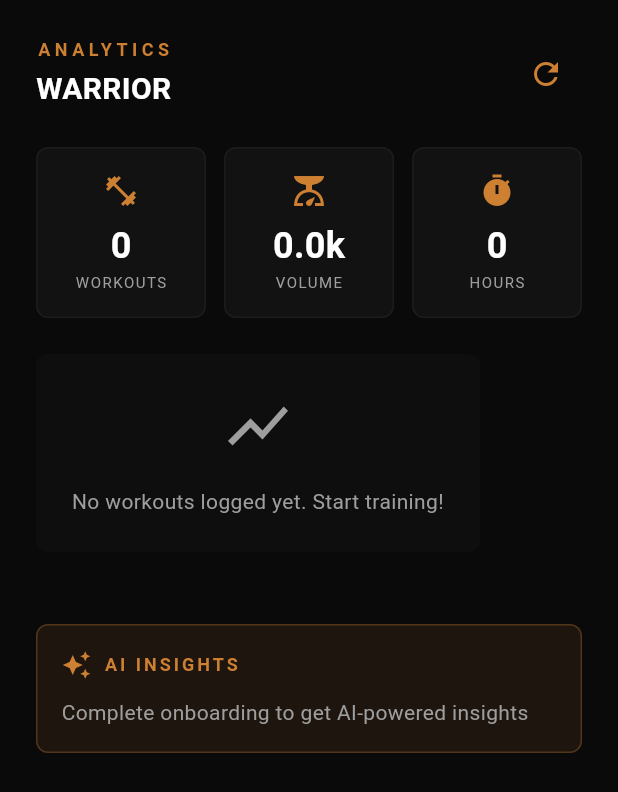
After one commit to Endsett/Neospartan, a Flutter app: the AnalyticsDashboard screen opened directly, on a phone screen of 412 x 824 dp. The commit adds this screen. Shown: the top 792 px of the screen. Run offline on Flutter 3.47's test engine with Material 3 defaults, Android fonts, the phone set to English and light mode, and no system bars; our stand-ins replace cloud_firestore, firebase_auth, firebase_core, google_fonts, google_generative_ai, image_picker and 1 more; missing offline and left inert: health; accounts and stored records are empty; network calls fail.

Commit message:
feat(v2.0): Major release - Analytics Dashboard, Firestore user sync, AI insights, enhanced navigation

```diff
--- /dev/null
+++ b/app/lib/screens/analytics_dashboard.dart
@@ -0,0 +1,472 @@
+import 'package:flutter/material.dart';
+import 'package:provider/provider.dart';
+import '../theme.dart';
+import '../models/workout_tracking.dart';
+import '../models/user_profile.dart';
+import '../services/firebase_sync_service.dart';
+import '../services/ai_plan_service.dart';
+
+/// Analytics Dashboard - Shows workout progress and AI insights
+class AnalyticsDashboard extends StatefulWidget {
+  const AnalyticsDashboard({super.key});
+
+  @override
+  State<AnalyticsDashboard> createState() => _AnalyticsDashboardState();
+}
+
+class _AnalyticsDashboardState extends State<AnalyticsDashboard> {
+  final _firebase = FirebaseSyncService();
+  UserProfile? _profile;
+  List<CompletedWorkout> _workouts = [];
+  List<WeeklyProgress> _progressHistory = [];
+  bool _isLoading = true;
+  String? _error;
+
+  @override
+  void initState() {
+    super.initState();
+    _loadData();
+  }
+
+  Future<void> _loadData() async {
+    setState(() {
+      _isLoading = true;
+      _error = null;
+    });
+
+    try {
+      final profile = await _firebase.getUserProfile();
+      final workouts = await _firebase.getWorkoutHistory(limit: 100);
+
+      setState(() {
+        _profile = profile;
+        _workouts = workouts;
+        _isLoading = false;
+      });
+    } catch (e) {
+      setState(() {
+        _error = e.toString();
+        _isLoading = false;
+      });
+    }
+  }
+
+  @override
+  Widget build(BuildContext context) {
+    return Scaffold(
+      backgroundColor: LaconicTheme.deepBlack,
+      body: SafeArea(
+        child: RefreshIndicator(
+          onRefresh: _loadData,
+          color: LaconicTheme.spartanBronze,
+          backgroundColor: LaconicTheme.ironGray,
+          child: SingleChildScrollView(
+            physics: const AlwaysScrollableScrollPhysics(),
+            padding: const EdgeInsets.all(24),
+            child: Column(
+              crossAxisAlignment: CrossAxisAlignment.start,
+              children: [
+                _buildHeader(),
+                const SizedBox(height: 24),
+                if (_isLoading)
+                  const Center(
+                    child: CircularProgressIndicator(color: LaconicTheme.spartanBronze),
+                  )
+                else if (_error != null)
+                  _buildErrorState()
+                else ...[
+                  _buildSummaryCards(),
+                  const SizedBox(height: 24),
+                  _buildProgressChart(),
+                  const SizedBox(height: 24),
+                  _buildWorkoutHistory(),
+                  const SizedBox(height: 24),
+                  _buildAIInsights(),
+                ],
+              ],
+            ),
+          ),
+        ),
+      ),
+    );
+  }
+
+  Widget _buildHeader() {
+    return Row(
+      mainAxisAlignment: MainAxisAlignment.spaceBetween,
+      children: [
+        Column(
+          crossAxisAlignment: CrossAxisAlignment.start,
+          children: [
+            const Text(
+              'ANALYTICS',
+              style: TextStyle(
+                color: LaconicTheme.spartanBronze,
+                fontSize: 12,
+                letterSpacing: 3.0,
+                fontWeight: FontWeight.bold,
+              ),
+            ),
+            const SizedBox(height: 4),
+            Text(
+              _profile?.displayName?.toUpperCase() ?? 'WARRIOR',
+              style: const TextStyle(
+                color: Colors.white,
+                fontSize: 20,
+                fontWeight: FontWeight.bold,
+              ),
+            ),
+          ],
+        ),
+        IconButton(
+          icon: const Icon(Icons.refresh, color: LaconicTheme.spartanBronze),
+          onPressed: _loadData,
+        ),
+      ],
+    );
+  }
+
+  Widget _buildErrorState() {
+    return Container(
+      padding: const EdgeInsets.all(16),
+      decoration: BoxDecoration(
+        color: Colors.red.withValues(alpha: 0.1),
+        border: Border.all(color: Colors.red),
+        borderRadius: BorderRadius.circular(8),
+      ),
+      child: Column(
+        children: [
+          const Icon(Icons.error, color: Colors.red),
+          const SizedBox(height: 8),
+          Text(
+            'Error loading analytics: $_error',
+            style: const TextStyle(color: Colors.red),
+            textAlign: TextAlign.center,
+          ),
+        ],
+      ),
+    );
+  }
+
+  Widget _buildSummaryCards() {
+    final totalWorkouts = _workouts.length;
+    final totalVolume = _workouts.fold<double>(
+      0,
+      (sum, w) => sum + w.exercises.fold<double>(
+        0,
+        (eSum, e) => eSum + e.sets.fold<double>(
+          0,
+          (sSum, s) => sSum + ((s.loadUsed ?? 0) * (s.repsPerformed ?? 0)),
+        ),
+      ),
+    );
+    final totalDuration = _workouts.fold<int>(
+      0,
+      (sum, w) => sum + w.totalDurationMinutes,
+    );
+
+    return Row(
+      children: [
+        Expanded(
+          child: _buildStatCard(
+            'WORKOUTS',
+            '$totalWorkouts',
+            Icons.fitness_center,
+          ),
+        ),
+        const SizedBox(width: 12),
+        Expanded(
+          child: _buildStatCard(
+            'VOLUME',
+            '${(totalVolume / 1000).toStringAsFixed(1)}k',
+            Icons.scale,
+          ),
+        ),
+        const SizedBox(width: 12),
+        Expanded(
+          child: _buildStatCard(
+            'HOURS',
+            '${(totalDuration / 60).toStringAsFixed(0)}',
+            Icons.timer,
+          ),
+        ),
+      ],
+    );
+  }
+
+  Widget _buildStatCard(String label, String value, IconData icon) {
+    return Container(
+      padding: const EdgeInsets.all(16),
+      decoration: BoxDecoration(
+        color: LaconicTheme.ironGray.withValues(alpha: 0.2),
+        border: Border.all(color: LaconicTheme.ironGray.withValues(alpha: 0.3)),
+        borderRadius: BorderRadius.circular(8),
+      ),
+      child: Column(
+        children: [
+          Icon(icon, color: LaconicTheme.spartanBronze, size: 24),
+          const SizedBox(height: 8),
+          Text(
+            value,
+            style: const TextStyle(
+              color: Colors.white,
+              fontSize: 24,
+              fontWeight: FontWeight.bold,
+            ),
+          ),
+          Text(
+            label,
+            style: const TextStyle(
+              color: Colors.grey,
+              fontSize: 10,
+              letterSpacing: 1.0,
+            ),
+          ),
+        ],
+      ),
+    );
+  }
+
+  Widget _buildProgressChart() {
+    if (_workouts.isEmpty) {
+      return _buildEmptyState('No workouts logged yet. Start training!');
+    }
+
+    // Get last 7 workouts
+    final recentWorkouts = _workouts.take(7).toList().reversed.toList();
+
+    return Container(
+      padding: const EdgeInsets.all(16),
+      decoration: BoxDecoration(
+        color: LaconicTheme.ironGray.withValues(alpha: 0.1),
+        border: Border.all(color: LaconicTheme.ironGray.withValues(alpha: 0.3)),
+        borderRadius: BorderRadius.circular(8),
+      ),
+      child: Column(
+        crossAxisAlignment: CrossAxisAlignment.start,
+        children: [
+          const Text(
+            'LAST 7 WORKOUTS',
+            style: TextStyle(
+              color: Colors.grey,
+              fontSize: 12,
+              letterSpacing: 2.0,
+            ),
+          ),
+          const SizedBox(height: 16),
+          SizedBox(
+            height: 150,
+            child: Row(
+              crossAxisAlignment: CrossAxisAlignment.end,
+              children: recentWorkouts.map((workout) {
+                final volume = workout.exercises.fold<double>(
+                  0,
+                  (sum, e) => sum + e.sets.fold<double>(
+                    0,
+                    (sSum, s) => sSum + ((s.loadUsed ?? 0) * (s.repsPerformed ?? 0)),
+                  ),
+                );
+                final maxVolume = recentWorkouts.map((w) => w.exercises.fold<double>(
+                  0,
+                  (sum, e) => sum + e.sets.fold<double>(
+                    0,
+                    (sSum, s) => sSum + ((s.loadUsed ?? 0) * (s.repsPerformed ?? 0)),
+                  ),
+                )).reduce((a, b) => a > b ? a : b);
+
+                final heightPercent = maxVolume > 0 ? volume / maxVolume : 0;
+
+                return Expanded(
+                  child: Padding(
+                    padding: const EdgeInsets.symmetric(horizontal: 4),
+                    child: Column(
+                      mainAxisAlignment: MainAxisAlignment.end,
+                      children: [
+                        Container(
+                          height: 100 * heightPercent,
+                          decoration: BoxDecoration(
+                            color: LaconicTheme.spartanBronze.withValues(alpha: 0.8),
+                            borderRadius: BorderRadius.circular(4),
+                          ),
+                        ),
+                        const SizedBox(height: 8),
+                        Text(
+                          '${workout.startTime.day}/${workout.startTime.month}',
+                          style: const TextStyle(
+                            color: Colors.grey,
+                            fontSize: 10,
+                          ),
+                        ),
+                      ],
+                    ),
+                  ),
+                );
+              }).toList(),
+            ),
+          ),
+        ],
+      ),
+    );
+  }
+
+  Widget _buildWorkoutHistory() {
+    if (_workouts.isEmpty) return const SizedBox.shrink();
+
+    return Column(
+      crossAxisAlignment: CrossAxisAlignment.start,
+      children: [
+        const Text(
+          'RECENT WORKOUTS',
+          style: TextStyle(
+            color: Colors.grey,
+            fontSize: 12,
+            letterSpacing: 2.0,
+          ),
+        ),
+        const SizedBox(height: 12),
+        ..._workouts.take(5).map((workout) => _buildWorkoutCard(workout)),
+      ],
+    );
+  }
+
+  Widget _buildWorkoutCard(CompletedWorkout workout) {
+    return Container(
+      margin: const EdgeInsets.only(bottom: 8),
+      padding: const EdgeInsets.all(12),
+      decoration: BoxDecoration(
+        color: LaconicTheme.ironGray.withValues(alpha: 0.1),
+        border: Border.all(color: LaconicTheme.ironGray.withValues(alpha: 0.2)),
+        borderRadius: BorderRadius.circular(8),
+      ),
+      child: Row(
+        children: [
+          Container(
+            width: 40,
+            height: 40,
+            decoration: BoxDecoration(
+              color: LaconicTheme.spartanBronze.withValues(alpha: 0.2),
+              shape: BoxShape.circle,
+            ),
+            child: const Icon(
+              Icons.fitness_center,
+              color: LaconicTheme.spartanBronze,
+              size: 20,
+            ),
+          ),
+          const SizedBox(width: 12),
+          Expanded(
+            child: Column(
+              crossAxisAlignment: CrossAxisAlignment.start,
+              children: [
+                Text(
+                  workout.protocolTitle,
+                  style: const TextStyle(
+                    color: Colors.white,
+                    fontWeight: FontWeight.bold,
+                  ),
+                ),
+                Text(
+                  '${workout.exercises.length} exercises • ${workout.totalDurationMinutes} min',
+                  style: const TextStyle(
+                    color: Colors.grey,
+                    fontSize: 12,
+                  ),
+                ),
+              ],
+            ),
+          ),
+          Text(
+            '${workout.startTime.day}/${workout.startTime.month}',
+            style: const TextStyle(color: Colors.grey, fontSize: 12),
+          ),
+        ],
+      ),
+    );
+  }
+
+  Widget _buildAIInsights() {
+    return Container(
+      padding: const EdgeInsets.all(16),
+      decoration: BoxDecoration(
+        color: LaconicTheme.spartanBronze.withValues(alpha: 0.1),
+        border: Border.all(color: LaconicTheme.spartanBronze.withValues(alpha: 0.3)),
+        borderRadius: BorderRadius.circular(8),
+      ),
+      child: Column(
+        crossAxisAlignment: CrossAxisAlignment.start,
+        children: [
+          const Row(
+            children: [
+              Icon(Icons.auto_awesome, color: LaconicTheme.spartanBronze, size: 20),
+              SizedBox(width: 8),
+              Text(
+                'AI INSIGHTS',
+                style: TextStyle(
+                  color: LaconicTheme.spartanBronze,
+                  fontSize: 12,
+                  letterSpacing: 2.0,
+                  fontWeight: FontWeight.bold,
+                ),
+              ),
+            ],
+          ),
+          const SizedBox(height: 12),
+          if (_profile != null) ...[
+            _buildInsightRow('Fitness Level', _profile!.fitnessLevelText),
+            _buildInsightRow('Training Goal', _profile!.trainingGoalText),
+            _buildInsightRow('Training Days', '${_profile!.trainingDaysPerWeek} days/week'),
+            _buildInsightRow('Workout Duration', '${_profile!.preferredWorkoutDuration} min'),
+          ] else
+            const Text(
+              'Complete onboarding to get AI-powered insights',
+              style: TextStyle(color: Colors.grey),
+            ),
+        ],
+      ),
+    );
+  }
+
+  Widget _buildInsightRow(String label, String value) {
+    return Padding(
+      padding: const EdgeInsets.symmetric(vertical: 4),
+      child: Row(
+        mainAxisAlignment: MainAxisAlignment.spaceBetween,
+        children: [
+          Text(
+            label,
+            style: const TextStyle(color: Colors.grey, fontSize: 12),
+          ),
+          Text(
+            value,
+            style: const TextStyle(
+              color: Colors.white,
+              fontSize: 12,
+              fontWeight: FontWeight.bold,
+            ),
+          ),
+        ],
+      ),
+    );
+  }
+
+  Widget _buildEmptyState(String message) {
+    return Container(
+      padding: const EdgeInsets.all(24),
+      decoration: BoxDecoration(
+        color: LaconicTheme.ironGray.withValues(alpha: 0.1),
+        borderRadius: BorderRadius.circular(8),
+      ),
+      child: Column(
+        children: [
+          const Icon(Icons.show_chart, color: Colors.grey, size: 48),
+          const SizedBox(height: 16),
+          Text(
+            message,
+            style: const TextStyle(color: Colors.grey),
+            textAlign: TextAlign.center,
+          ),
+        ],
+      ),
+    );
+  }
+}
```
Also changed, not shown: app/lib/main.dart (+7 -4 lines).
